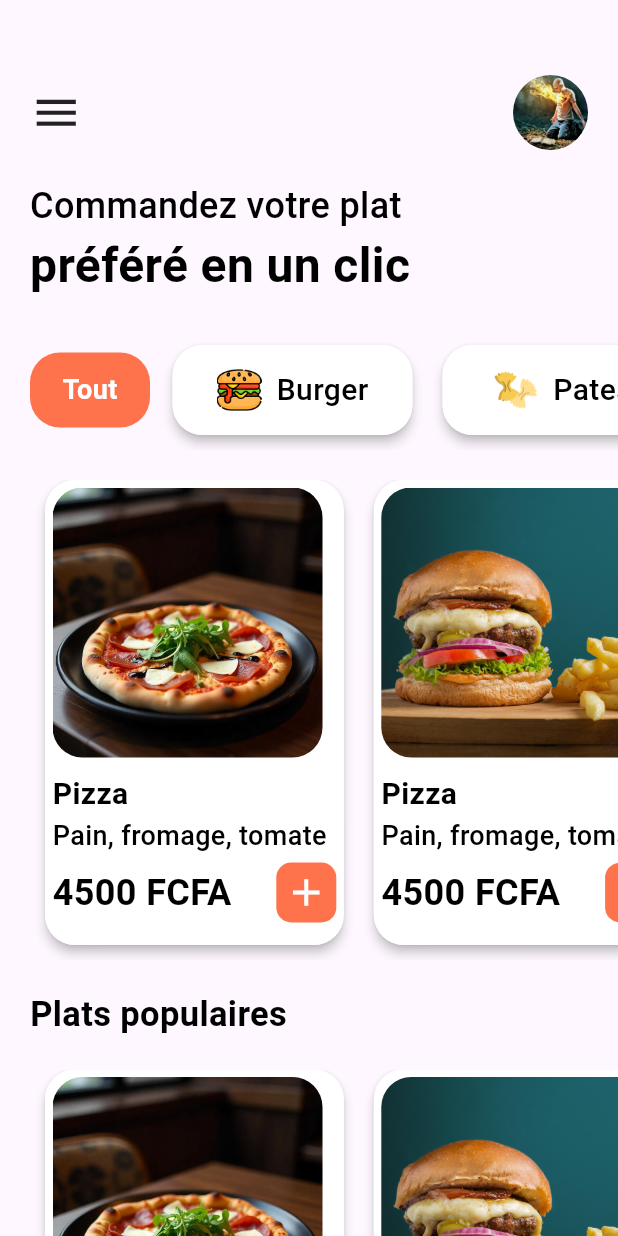
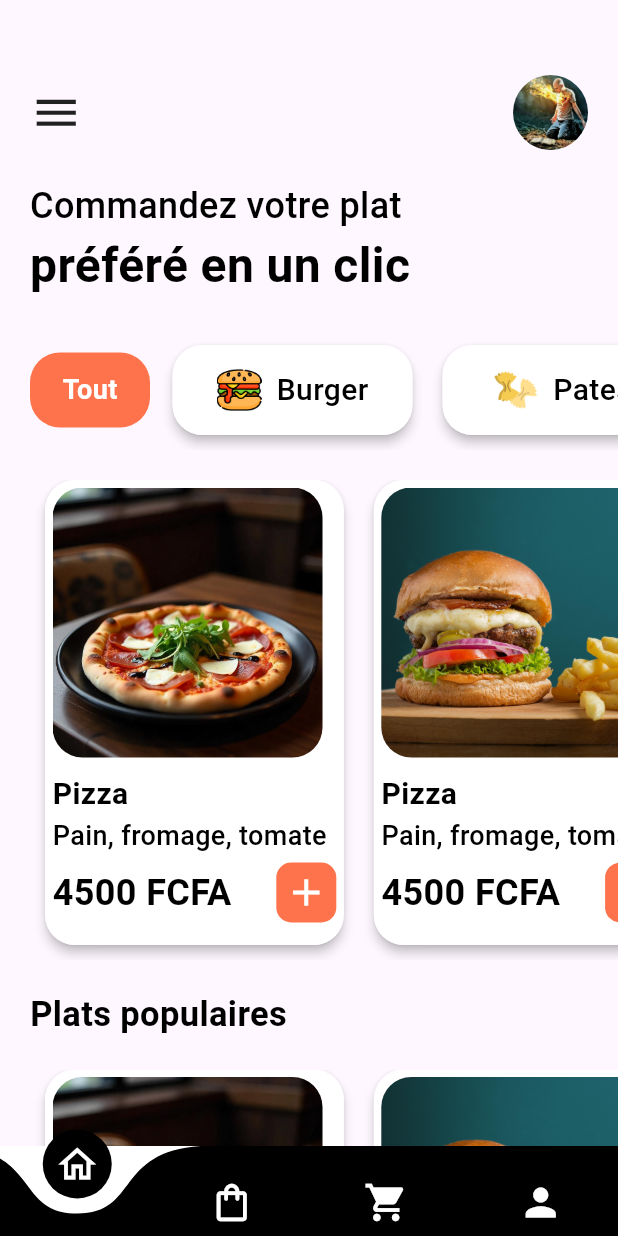
Before and after one commit to borisADN/Food_Delivery_App--shivam-gupta, a Flutter app: the screen it shows after launch, on a phone screen of 412 x 824 dp. Run offline on Flutter 3.47's test engine with Material 3 defaults, Android fonts, the phone set to English and light mode, and no system bars; drawn by our look-alikes of curved_navigation_bar.

Commit message:
first commite

```diff
--- a/lib/main.dart
+++ b/lib/main.dart
@@ -1,6 +1,5 @@
 import 'package:flutter/material.dart';
-import 'package:food_delivery/pages/food_detail.dart';
-import 'package:food_delivery/pages/home.dart';
+import 'package:food_delivery/pages/bottomnav.dart';
 
 void main() {
   runApp(const MyApp());
@@ -19,7 +18,7 @@ class MyApp extends StatelessWidget {
         useMaterial3: true,
       ),
       debugShowCheckedModeBanner: false,
-      home: Home(),
+      home: BottomNav(),
     );
   }
 }
```
